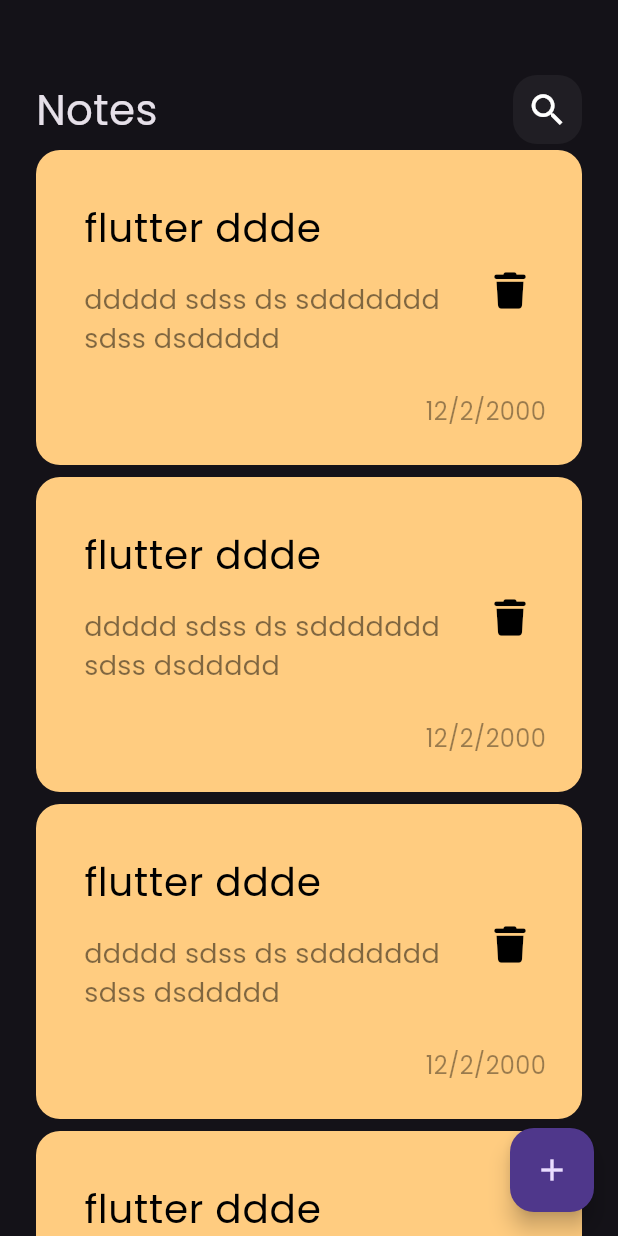
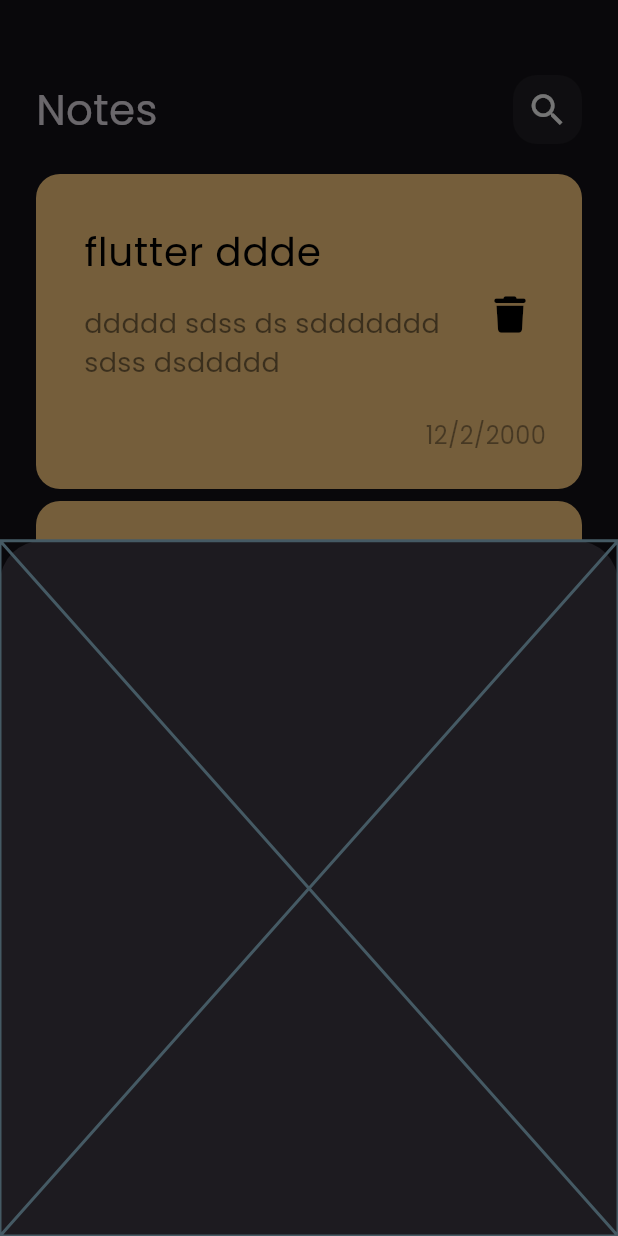
Before and after one commit to mahabdo571/notes_app, a Flutter app: the screen it shows after launch, after a tap on the "add" icon, on a phone screen of 412 x 824 dp. Run offline on Flutter 3.47's test engine with Material 3 defaults, Android fonts, the phone set to English and light mode, and no system bars; our stand-ins replace font_awesome_flutter.

Commit message:
Implement AddNoteBottomSheet and integrate with NotesView; refactor NotesListView layout

```diff
--- a/lib/views/notes_view.dart
+++ b/lib/views/notes_view.dart
@@ -1,4 +1,5 @@
 import 'package:flutter/material.dart';
+import 'package:notes_app/widgets/add_note_bottom_sheet.dart';
 import 'package:notes_app/widgets/notes_view_body.dart';
 
 class NotesView extends StatelessWidget {
@@ -8,7 +9,14 @@ class NotesView extends StatelessWidget {
   Widget build(BuildContext context) {
     return Scaffold(
       floatingActionButton: FloatingActionButton(
-        onPressed: () {},
+        onPressed: () {
+          showModalBottomSheet(
+            context: context,
+            builder: (ctx) {
+              return const AddNoteBottomSheet();
+            },
+          );
+        },
         child: Icon(Icons.add),
       ),
       body: const NotesViewBody(),
--- /dev/null
+++ b/lib/widgets/add_note_bottom_sheet.dart
@@ -0,0 +1,10 @@
+import 'package:flutter/material.dart';
+
+class AddNoteBottomSheet extends StatelessWidget {
+  const AddNoteBottomSheet({super.key});
+
+  @override
+  Widget build(BuildContext context) {
+    return const Placeholder();
+  }
+}
--- a/lib/widgets/notes_list_view.dart
+++ b/lib/widgets/notes_list_view.dart
@@ -6,7 +6,10 @@ class NotesListView extends StatelessWidget {
 
   @override
   Widget build(BuildContext context) {
-    return ListView.builder(
+    return Padding(
+      padding: const EdgeInsets.symmetric(vertical: 16),
+      child: ListView.builder(
+        padding: EdgeInsets.zero,
         itemCount: 4,
         itemBuilder: (ctx, i) {
           return const Padding(
@@ -14,6 +17,7 @@ class NotesListView extends StatelessWidget {
             child: NoteItem(),
           );
         },
+      ),
     );
   }
 }
```
Lines whose indentation alone changed are shown as unchanged.
